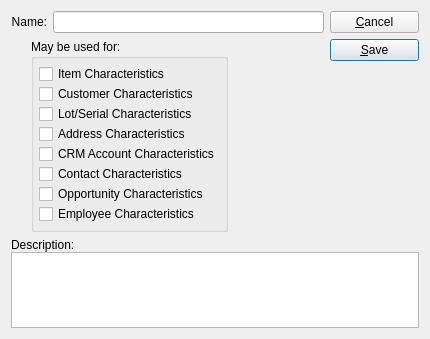
This is xtuple/trunk/guiclient/characteristic.ui in WooodHead/xtuple as Qt 5 draws it before an edit. The edited form follows.
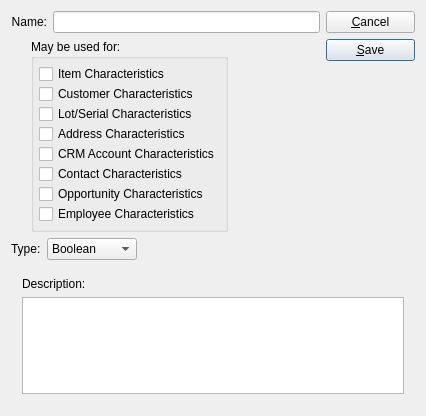
This is the edited form. Custom widgets are drawn as their Qt base class.

Commit message: Issue #5485:maintain new char_type column

What changed in the file:
```diff
--- a/xtuple/trunk/guiclient/characteristic.ui
+++ b/xtuple/trunk/guiclient/characteristic.ui
@@ -13,14 +13,14 @@
    <rect>
     <x>0</x>
     <y>0</y>
-    <width>430</width>
-    <height>339</height>
+    <width>426</width>
+    <height>416</height>
    </rect>
   </property>
   <property name="windowTitle" >
    <string>Characteristic</string>
   </property>
-  <layout class="QVBoxLayout" >
+  <layout class="QVBoxLayout" name="verticalLayout_2" >
    <item>
     <layout class="QHBoxLayout" >
      <item>
@@ -205,6 +205,69 @@
      </item>
     </layout>
    </item>
+   <item>
+    <layout class="QHBoxLayout" name="horizontalLayout" >
+     <item>
+      <widget class="QLabel" name="_typeLit" >
+       <property name="text" >
+        <string>Type:</string>
+       </property>
+      </widget>
+     </item>
+     <item>
+      <widget class="XComboBox" name="_type" >
+       <item>
+        <property name="text" >
+         <string>Boolean</string>
+        </property>
+       </item>
+       <item>
+        <property name="text" >
+         <string>Character</string>
+        </property>
+       </item>
+       <item>
+        <property name="text" >
+         <string>Date</string>
+        </property>
+       </item>
+       <item>
+        <property name="text" >
+         <string>Integer</string>
+        </property>
+       </item>
+       <item>
+        <property name="text" >
+         <string>Numeric</string>
+        </property>
+       </item>
+       <item>
+        <property name="text" >
+         <string>Text</string>
+        </property>
+       </item>
+       <item>
+        <property name="text" >
+         <string>Timestamp</string>
+        </property>
+       </item>
+      </widget>
+     </item>
+     <item>
+      <spacer name="horizontalSpacer" >
+       <property name="orientation" >
+        <enum>Qt::Horizontal</enum>
+       </property>
+       <property name="sizeHint" stdset="0" >
+        <size>
+         <width>40</width>
+         <height>20</height>
+        </size>
+       </property>
+      </spacer>
+     </item>
+    </layout>
+   </item>
    <item>
     <widget class="QFrame" name="frame" >
      <property name="sizePolicy" >
@@ -219,22 +282,7 @@
      <property name="frameShadow" >
       <enum>QFrame::Plain</enum>
      </property>
-     <layout class="QVBoxLayout" >
-      <property name="spacing" >
-       <number>0</number>
-      </property>
-      <property name="leftMargin" >
-       <number>0</number>
-      </property>
-      <property name="topMargin" >
-       <number>0</number>
-      </property>
-      <property name="rightMargin" >
-       <number>0</number>
-      </property>
-      <property name="bottomMargin" >
-       <number>0</number>
-      </property>
+     <layout class="QVBoxLayout" name="verticalLayout" >
       <item>
        <widget class="QLabel" name="_descriptionLit" >
         <property name="text" >
@@ -256,6 +304,11 @@
  <layoutdefault spacing="6" margin="11" />
  <pixmapfunction>qPixmapFromMimeSource</pixmapfunction>
  <customwidgets>
+  <customwidget>
+   <class>XComboBox</class>
+   <extends>QComboBox</extends>
+   <header>xcombobox.h</header>
+  </customwidget>
   <customwidget>
    <class>XLineEdit</class>
    <extends>QLineEdit</extends>
```
Left out of the diff: 24 changed lines with no effect on the pictures. The commit also changes 1 other file.
